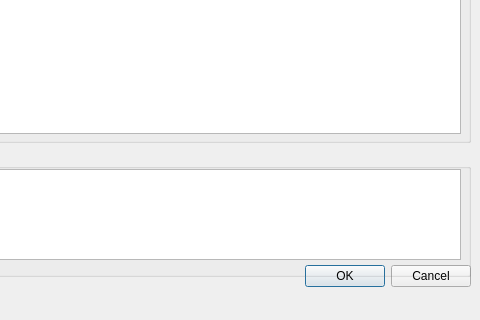
First picture: the form in qt/messagedialog.ui, repository bitbaba/bitmail, before the edit; both pictures show x 120 to 600 and y 360 to 680 of the 600 by 680 pixel window.
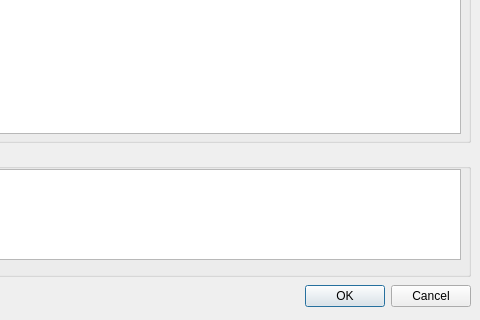
Second picture: the form after the edit.

Patch:
```diff
--- a/qt/messagedialog.ui
+++ b/qt/messagedialog.ui
@@ -41,7 +41,7 @@
    <property name="geometry">
     <rect>
      <x>390</x>
-     <y>620</y>
+     <y>640</y>
      <width>201</width>
      <height>32</height>
     </rect>
```
